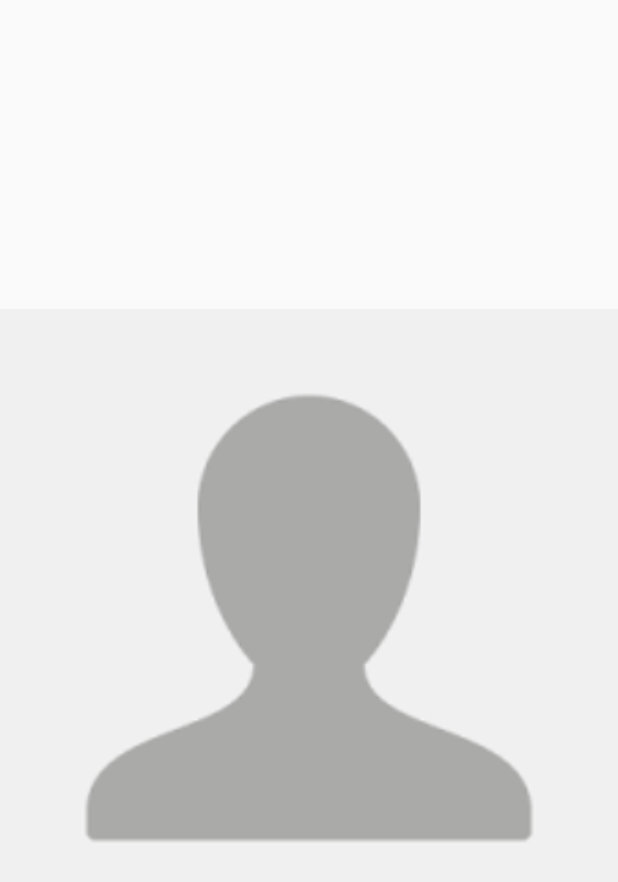
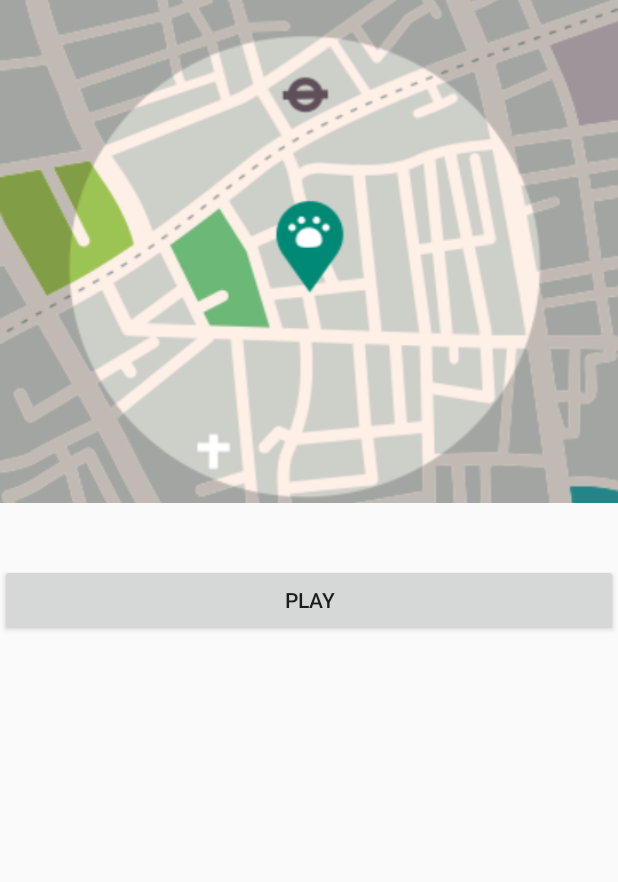
Before and after one commit to bat0322/pokemon-go-cats, an Android app: the layout play.xml on its own in the app's theme, with its tools: preview values and no code run, on a phone screen of 412 x 824 dp. Shown: the top 882 px of the screen. Run offline under Robolectric (Android 15) with nearby library versions, the phone set to English and light mode, and no system bars.

Commit message:
implemented sign-in functionality including saving data to local shared preferences. Developed splash screen with banner image and play button functionality. Test text not displaying. Will solve later.

```diff
--- a/app/src/main/java/com/example/briantomasco/profile_fill/TabLayout.java
+++ b/app/src/main/java/com/example/briantomasco/profile_fill/TabLayout.java
@@ -103,4 +103,9 @@ public class TabLayout extends AppCompatActivity {
         else Toast.makeText(getApplicationContext(), "Public score turned off", Toast.LENGTH_SHORT).show();
     }
 
+    protected void onPlayClick(View v) {
+        Intent play = new Intent("GAME");
+        startActivity(play);
+    }
+
 }
--- a/app/src/main/java/com/example/briantomasco/profile_fill/TabViewPagerAdapter.java
+++ b/app/src/main/java/com/example/briantomasco/profile_fill/TabViewPagerAdapter.java
@@ -41,10 +41,10 @@ public class TabViewPagerAdapter extends FragmentPagerAdapter {
             case 1:
                 return "Ranking";
             case 2:
-                return "History";
+                return "Play";
 
             case 3:
-                return "Play";
+                return "History";
             default:
                 break;
         }
--- a/app/src/main/java/com/example/briantomasco/profile_fill/view/SlidingTabLayout.java
+++ b/app/src/main/java/com/example/briantomasco/profile_fill/view/SlidingTabLayout.java
@@ -186,7 +186,7 @@ public class SlidingTabLayout extends HorizontalScrollView {
                 // If there is a custom tab view layout id set, try and inflate it
                 tabView = LayoutInflater.from(getContext()).inflate(mTabViewLayoutId, mTabStrip,
                         false);
-                tabTitleView = (TextView) tabView.findViewById(mTabViewTextViewId);
+                tabTitleView = tabView.findViewById(mTabViewTextViewId);
             }
 
             if (tabView == null) {
--- a/app/src/main/res/layout/play.xml
+++ b/app/src/main/res/layout/play.xml
@@ -4,12 +4,26 @@ android:layout_width="match_parent"
 android:layout_height="match_parent"
 android:orientation="vertical" >
 
-<ImageView
-    android:id="@+id/imageViewOfGirl"
-    android:layout_width="fill_parent"
-    android:layout_height="fill_parent"
-    android:orientation="horizontal"
-    android:src="@drawable/default_profile" />
+    <ImageView
+        android:id="@+id/imageViewOfGirl"
+        android:layout_width="match_parent"
+        android:layout_height="wrap_content"
+        android:orientation="horizontal"
+        android:scaleType="centerCrop"
+        android:src="@drawable/banner" />
+
+    <TextView
+        android:id="@+id/play_char_name"
+        android:layout_width="match_parent"
+        android:layout_height="wrap_content"
+        android:textSize="30dp"/>
+
+    <Button
+        android:layout_width="match_parent"
+        android:layout_height="wrap_content"
+        android:text="Play"
+        android:onClick="onPlayClick"
+        android:clickable="true"/>
 
     <!--android:contentDescription="@string/ui_cs_picture"-->
 
```
Also changed, not shown: app/src/main/AndroidManifest.xml (+8 -0 lines), app/src/main/java/com/example/briantomasco/profile_fill/CreateAcctActivity.java (+3 -6 lines), app/src/main/java/com/example/briantomasco/profile_fill/GameActivity.java (added, +16 -0 lines), app/src/main/java/com/example/briantomasco/profile_fill/Play.java (+17 -0 lines), app/src/main/java/com/example/briantomasco/profile_fill/SignInActivity.java (+37 -1 lines), app/src/main/res/layout/activity_game.xml (added, +21 -0 lines), app/src/main/res/drawable/banner.png (added), app/src/main/res/drawable/click_icon.png (added), app/src/main/res/drawable/marker_green.png (added), app/src/main/res/drawable/marker_grey.png (added), app/src/main/res/drawable/marker_self.png (added), 4 other files.
